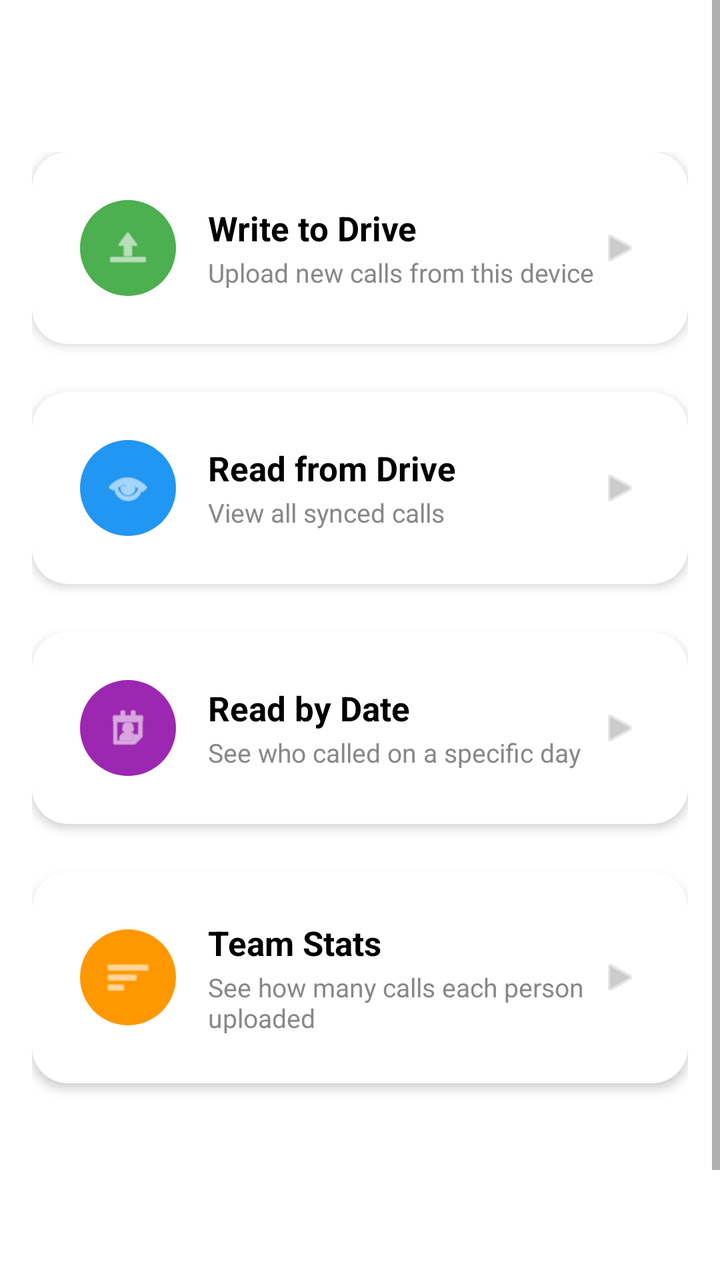
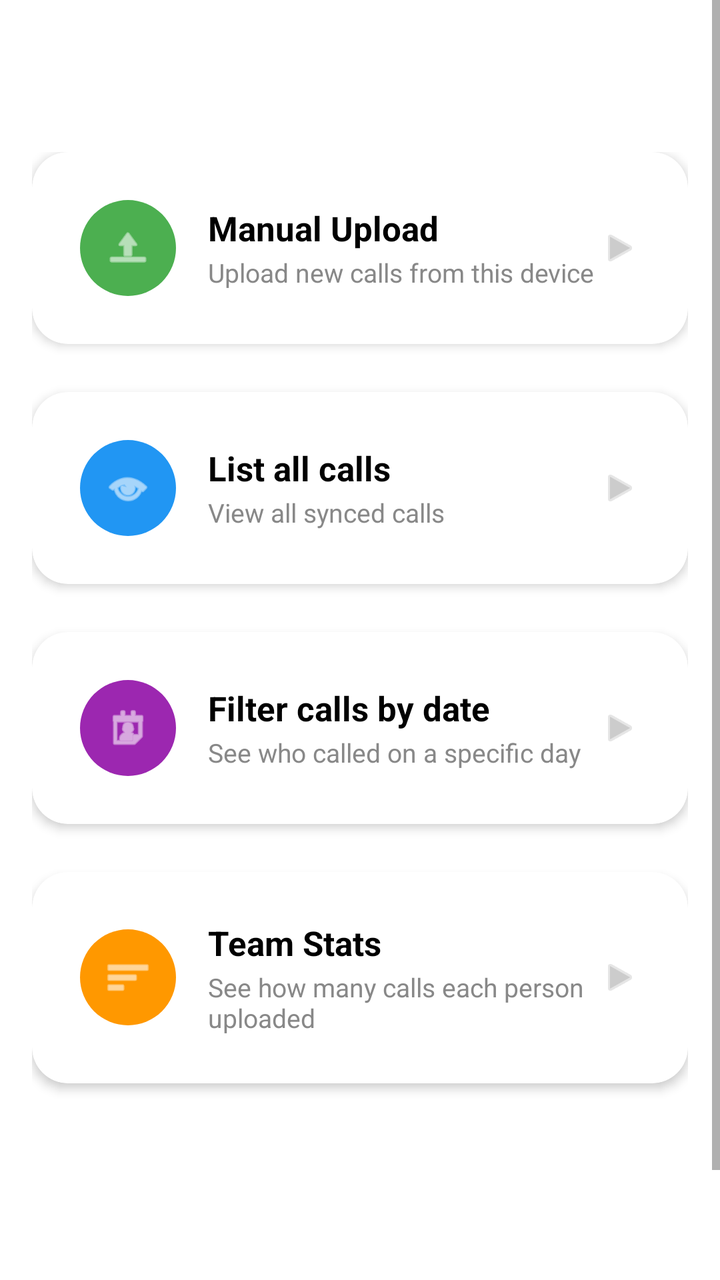

Before-and-after screenshots of an Android layout around one commit, followed by the original layout XML and the change that was made.
<!-- AndroidManifest.xml: application theme Theme.Calls -->
<!-- res/layout/fragment_calls.xml -->
<?xml version="1.0" encoding="utf-8"?>
<ScrollView xmlns:android="http://schemas.android.com/apk/res/android"
    xmlns:app="http://schemas.android.com/apk/res-auto"
    android:layout_width="match_parent"
    android:layout_height="match_parent"
    android:fillViewport="true">

    <LinearLayout
        android:layout_width="match_parent"
        android:layout_height="wrap_content"
        android:orientation="vertical"
        android:padding="16dp"
        android:layout_marginTop="60dp">

        
        <com.google.android.material.card.MaterialCardView
            android:id="@+id/btnWrite"
            android:layout_width="match_parent"
            android:layout_height="wrap_content"
            android:layout_marginBottom="24dp"
            app:cardCornerRadius="18dp"
            app:cardElevation="3dp"
            android:clickable="true"
            android:focusable="true"
            android:foreground="?attr/selectableItemBackground">

            <LinearLayout
                android:layout_width="match_parent"
                android:layout_height="wrap_content"
                android:orientation="horizontal"
                android:gravity="center_vertical"
                android:padding="24dp">

                <FrameLayout
                    android:layout_width="48dp"
                    android:layout_height="48dp"
                    android:background="@drawable/circle_shape"
                    android:backgroundTint="@color/call_incoming">

                    <ImageView
                        android:layout_width="24dp"
                        android:layout_height="24dp"
                        android:layout_gravity="center"
                        android:src="@android:drawable/ic_menu_upload"
                        app:tint="@android:color/white"/>

                </FrameLayout>

                <LinearLayout
                    android:layout_width="0dp"
                    android:layout_height="wrap_content"
                    android:layout_weight="1"
                    android:orientation="vertical"
                    android:layout_marginStart="16dp">

                    <TextView
                        android:layout_width="wrap_content"
                        android:layout_height="wrap_content"
                        android:text="Write to Drive"
                        android:textSize="17sp"
                        android:textStyle="bold"
                        android:textColor="@color/black"/>

                    <TextView
                        android:layout_width="wrap_content"
                        android:layout_height="wrap_content"
                        android:layout_marginTop="2dp"
                        android:text="Upload new calls from this device"
                        android:textSize="13sp"
                        android:textColor="#888888"/>

                </LinearLayout>

                <ImageView
                    android:layout_width="20dp"
                    android:layout_height="20dp"
                    android:src="@android:drawable/ic_media_play"
                    android:rotation="0"
                    app:tint="#CCCCCC"/>

            </LinearLayout>
        </com.google.android.material.card.MaterialCardView>

        
        <com.google.android.material.card.MaterialCardView
            android:id="@+id/btnRead"
            android:layout_width="match_parent"
            android:layout_height="wrap_content"
            android:layout_marginBottom="24dp"
            app:cardCornerRadius="18dp"
            app:cardElevation="3dp"
            android:clickable="true"
            android:focusable="true"
            android:foreground="?attr/selectableItemBackground">

            <LinearLayout
                android:layout_width="match_parent"
                android:layout_height="wrap_content"
                android:orientation="horizontal"
                android:gravity="center_vertical"
                android:padding="24dp">

                <FrameLayout
                    android:layout_width="48dp"
                    android:layout_height="48dp"
                    android:background="@drawable/circle_shape"
                    android:backgroundTint="@color/call_outgoing">

                    <ImageView
                        android:layout_width="24dp"
                        android:layout_height="24dp"
                        android:layout_gravity="center"
                        android:src="@android:drawable/ic_menu_view"
                        app:tint="@android:color/white"/>

                </FrameLayout>

                <LinearLayout
                    android:layout_width="0dp"
                    android:layout_height="wrap_content"
                    android:layout_weight="1"
                    android:orientation="vertical"
                    android:layout_marginStart="16dp">

                    <TextView
                        android:layout_width="wrap_content"
                        android:layout_height="wrap_content"
                        android:text="Read from Drive"
                        android:textSize="17sp"
                        android:textStyle="bold"
                        android:textColor="@color/black"/>

                    <TextView
                        android:layout_width="wrap_content"
                        android:layout_height="wrap_content"
                        android:layout_marginTop="2dp"
                        android:text="View all synced calls"
                        android:textSize="13sp"
                        android:textColor="#888888"/>

                </LinearLayout>

                <ImageView
                    android:layout_width="20dp"
                    android:layout_height="20dp"
                    android:src="@android:drawable/ic_media_play"
                    app:tint="#CCCCCC"/>

            </LinearLayout>
        </com.google.android.material.card.MaterialCardView>

        
        <com.google.android.material.card.MaterialCardView
            android:id="@+id/btnReadByDate"
            android:layout_width="match_parent"
            android:layout_height="wrap_content"
            app:cardCornerRadius="18dp"
            app:cardElevation="3dp"
            android:clickable="true"
            android:focusable="true"
            android:foreground="?attr/selectableItemBackground">

            <LinearLayout
                android:layout_width="match_parent"
                android:layout_height="wrap_content"
                android:orientation="horizontal"
                android:gravity="center_vertical"
                android:padding="24dp">

                <FrameLayout
                    android:layout_width="48dp"
                    android:layout_height="48dp"
                    android:background="@drawable/circle_shape"
                    android:backgroundTint="@color/call_voicemail">

                    <ImageView
                        android:layout_width="24dp"
                        android:layout_height="24dp"
                        android:layout_gravity="center"
                        android:src="@android:drawable/ic_menu_my_calendar"
                        app:tint="@android:color/white"/>

                </FrameLayout>

                <LinearLayout
                    android:layout_width="0dp"
                    android:layout_height="wrap_content"
                    android:layout_weight="1"
                    android:orientation="vertical"
                    android:layout_marginStart="16dp">

                    <TextView
                        android:layout_width="wrap_content"
                        android:layout_height="wrap_content"
                        android:text="Read by Date"
                        android:textSize="17sp"
                        android:textStyle="bold"
                        android:textColor="@color/black"/>

                    <TextView
                        android:layout_width="wrap_content"
                        android:layout_height="wrap_content"
                        android:layout_marginTop="2dp"
                        android:text="See who called on a specific day"
                        android:textSize="13sp"
                        android:textColor="#888888"/>

                </LinearLayout>

                <ImageView
                    android:layout_width="20dp"
                    android:layout_height="20dp"
                    android:src="@android:drawable/ic_media_play"
                    app:tint="#CCCCCC"/>

            </LinearLayout>
        </com.google.android.material.card.MaterialCardView>

        
        <com.google.android.material.card.MaterialCardView
            android:id="@+id/btnUploaderStats"
            android:layout_width="match_parent"
            android:layout_height="wrap_content"
            android:layout_marginTop="24dp"
            app:cardCornerRadius="18dp"
            app:cardElevation="3dp"
            android:clickable="true"
            android:focusable="true"
            android:foreground="?attr/selectableItemBackground">

            <LinearLayout
                android:layout_width="match_parent"
                android:layout_height="wrap_content"
                android:orientation="horizontal"
                android:gravity="center_vertical"
                android:padding="24dp">

                <FrameLayout
                    android:layout_width="48dp"
                    android:layout_height="48dp"
                    android:background="@drawable/circle_shape"
                    android:backgroundTint="@color/call_rejected">

                    <ImageView
                        android:layout_width="24dp"
                        android:layout_height="24dp"
                        android:layout_gravity="center"
                        android:src="@android:drawable/ic_menu_sort_by_size"
                        app:tint="@android:color/white"/>

                </FrameLayout>

                <LinearLayout
                    android:layout_width="0dp"
                    android:layout_height="wrap_content"
                    android:layout_weight="1"
                    android:orientation="vertical"
                    android:layout_marginStart="16dp">

                    <TextView
                        android:layout_width="wrap_content"
                        android:layout_height="wrap_content"
                        android:text="Team Stats"
                        android:textSize="17sp"
                        android:textStyle="bold"
                        android:textColor="@color/black"/>

                    <TextView
                        android:layout_width="wrap_content"
                        android:layout_height="wrap_content"
                        android:layout_marginTop="2dp"
                        android:text="See how many calls each person uploaded"
                        android:textSize="13sp"
                        android:textColor="#888888"/>

                </LinearLayout>

                <ImageView
                    android:layout_width="20dp"
                    android:layout_height="20dp"
                    android:src="@android:drawable/ic_media_play"
                    app:tint="#CCCCCC"/>

            </LinearLayout>
        </com.google.android.material.card.MaterialCardView>

    </LinearLayout>
</ScrollView>
<!-- resources referenced by this layout -->
<resources>
  <color name="black">#FF000000</color>
  <color name="call_incoming">#4CAF50</color>
  <color name="call_outgoing">#2196F3</color>
  <color name="call_rejected">#FF9800</color>
  <color name="call_voicemail">#9C27B0</color>
  <!-- drawable circle_shape (drawable) -->
  <?xml version="1.0" encoding="utf-8"?>
  <shape xmlns:android="http://schemas.android.com/apk/res/android"
      android:shape="oval">
      <solid android:color="@android:color/white"/>
  </shape>
  <style name="Theme.Calls" parent="Theme.MaterialComponents.Light.NoActionBar">
          <item name="colorPrimary">@color/button</item>
          <item name="colorOnPrimary">@color/buttonText</item>
          <item name="android:statusBarColor">@color/background</item>
      </style>
  <color name="button">#212121</color>
  <color name="buttonText">#F9F9F9</color>
  <color name="background">#777777</color>
</resources>

<!-- the commit's change to res/layout/fragment_calls.xml (unified diff, before → after) -->
@@ -56,7 +56,7 @@
                     <TextView
                         android:layout_width="wrap_content"
                         android:layout_height="wrap_content"
-                        android:text="Write to Drive"
+                        android:text="Manual Upload"
                         android:textSize="17sp"
                         android:textStyle="bold"
                         android:textColor="@color/black"/>
@@ -125,7 +125,7 @@
                     <TextView
                         android:layout_width="wrap_content"
                         android:layout_height="wrap_content"
-                        android:text="Read from Drive"
+                        android:text="List all calls"
                         android:textSize="17sp"
                         android:textStyle="bold"
                         android:textColor="@color/black"/>
@@ -192,7 +192,7 @@
                     <TextView
                         android:layout_width="wrap_content"
                         android:layout_height="wrap_content"
-                        android:text="Read by Date"
+                        android:text="Filter calls by date"
                         android:textSize="17sp"
                         android:textStyle="bold"
                         android:textColor="@color/black"/>
